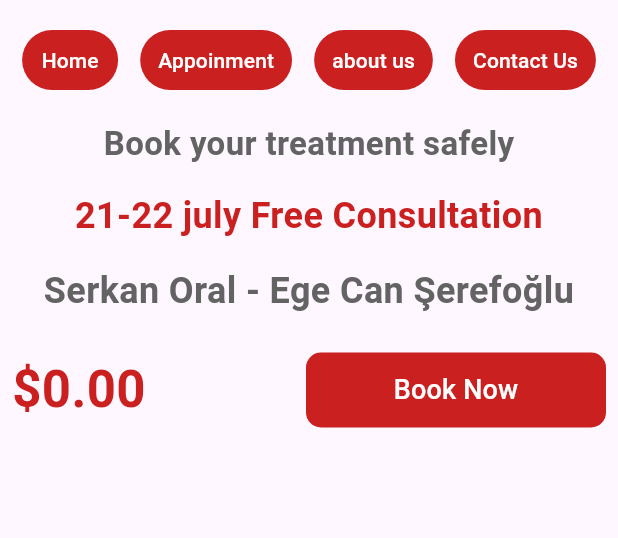
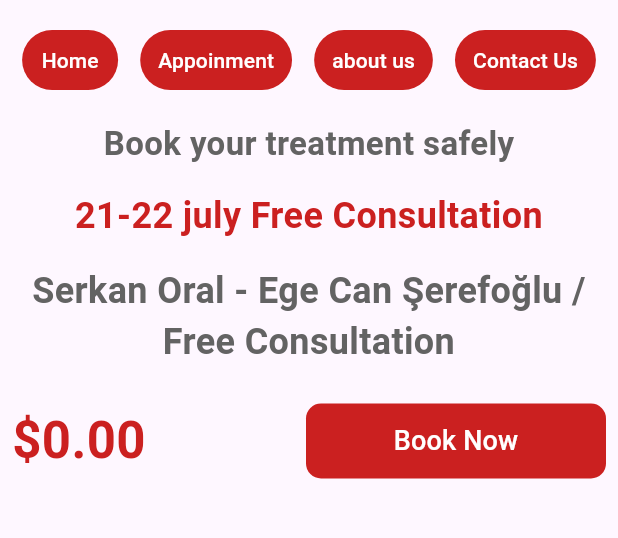
Before and after one commit to ferhatkilic/flutter_application_yeni, a Flutter app: the screen it shows after launch, on a phone screen of 412 x 824 dp, the part 558-1096 px from its top. Run offline on Flutter 3.47's test engine with Material 3 defaults, Android fonts, the phone set to English and light mode, and no system bars.

Commit message:
ikinci commit

```diff
--- a/lib/anasayfa.dart
+++ b/lib/anasayfa.dart
@@ -78,7 +78,7 @@ class _AnasayfaState extends State<Anasayfa> {
                     ),
                   ),
                   Text(
-                    "Serkan Oral - Ege Can Şerefoğlu",
+                    "Serkan Oral - Ege Can Şerefoğlu / Free Consultation",
                     style: TextStyle(
                       fontSize: ekranGenisligi / (ekranGenisligi / 24),
                       color: yaziRenk2,
```
